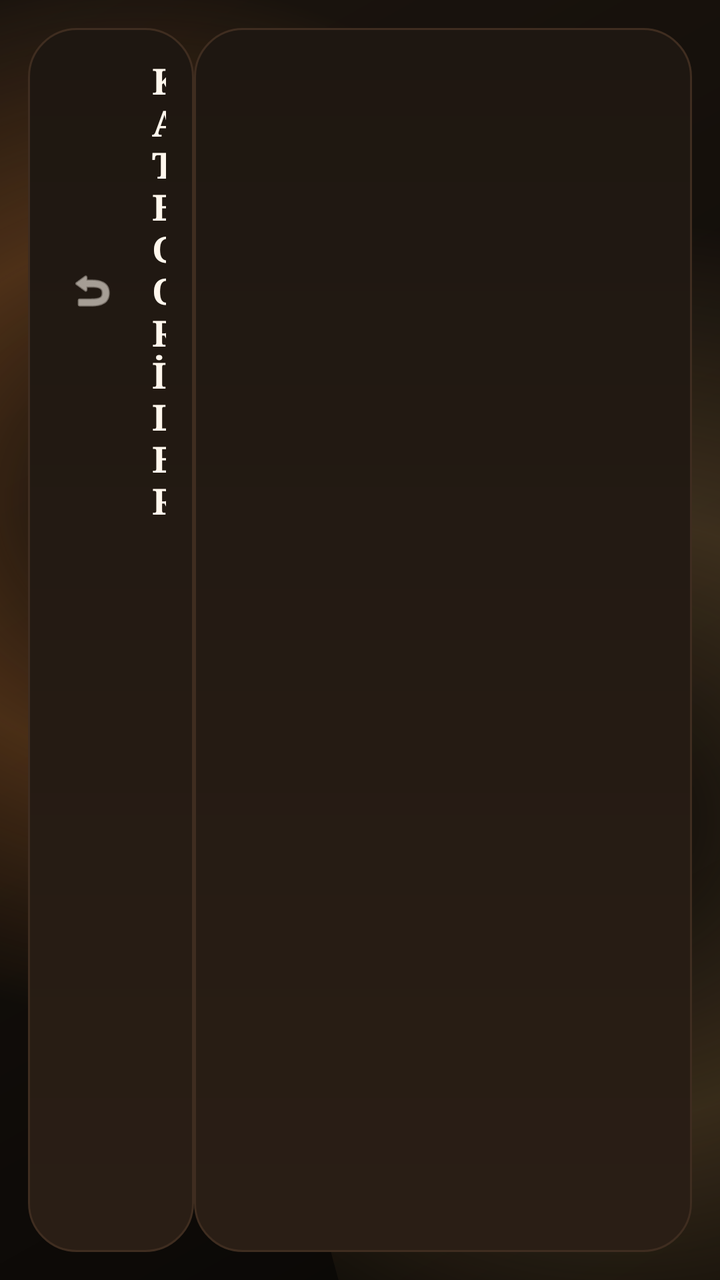
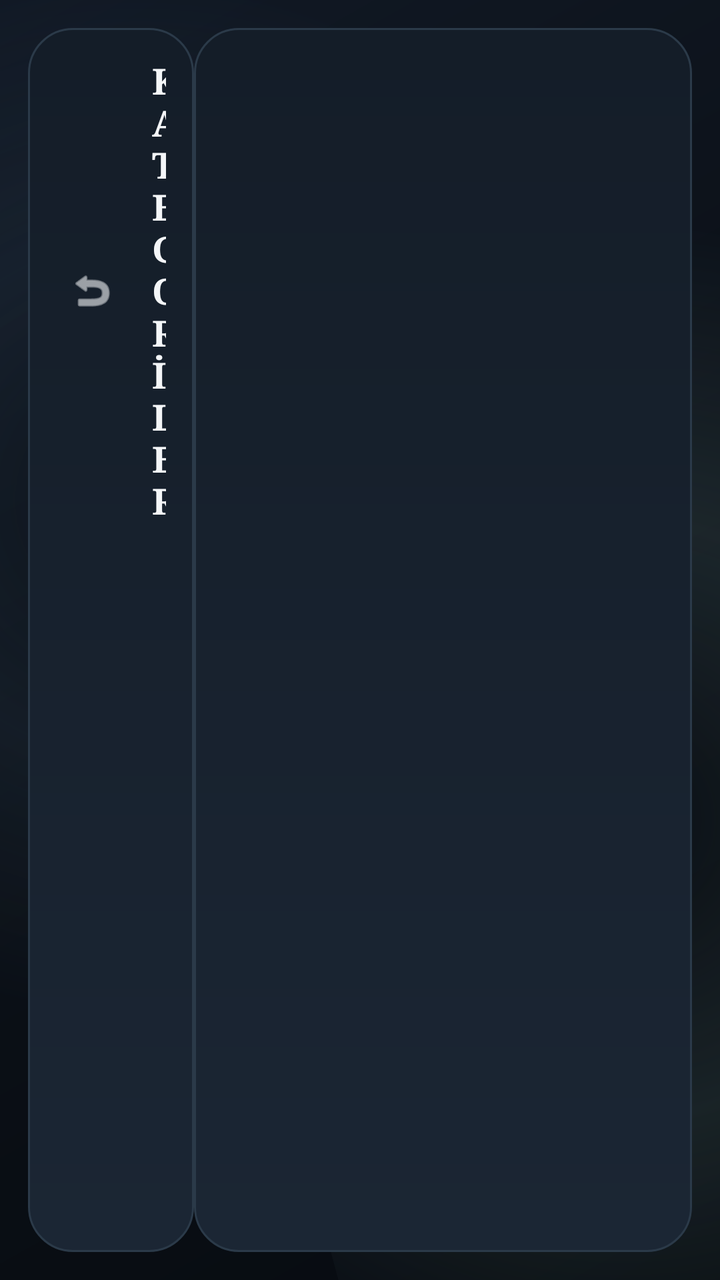

An Android layout rendered at two revisions. The XML below is the earlier revision; the diff shows what the commit changed to produce the second picture.
<!-- AndroidManifest.xml: application theme Theme.UzunsIPTV -->
<!-- res/layout/activity_live_tv.xml -->
<?xml version="1.0" encoding="utf-8"?>
<LinearLayout xmlns:android="http://schemas.android.com/apk/res/android"
    xmlns:app="http://schemas.android.com/apk/res-auto"
    xmlns:tools="http://schemas.android.com/tools"
    android:id="@+id/rootLiveTvLayout"
    android:layout_width="match_parent"
    android:layout_height="match_parent"
    android:orientation="horizontal"
    android:background="@drawable/bg_app_surface"
    android:baselineAligned="false"
    tools:context=".LiveTvActivity">

    <LinearLayout
        android:id="@+id/panelCategories"
        android:layout_width="0dp"
        android:layout_height="match_parent"
        android:layout_weight="0.25"
        android:layout_marginStart="14dp"
        android:layout_marginTop="14dp"
        android:layout_marginBottom="14dp"
        android:orientation="vertical"
        android:background="@drawable/bg_panel_surface"
        android:padding="14dp">

        <LinearLayout
            android:layout_width="match_parent"
            android:layout_height="wrap_content"
            android:orientation="horizontal"
            android:gravity="center_vertical"
            android:paddingBottom="18dp">

            <ImageView
            android:id="@+id/btnBack"
            android:layout_width="36dp"
            android:layout_height="36dp"
            android:src="@android:drawable/ic_menu_revert"
            app:tint="@color/app_text_primary"
            android:background="@drawable/bg_universal_selector"
            android:padding="6dp"
            android:clickable="true"
            android:focusable="true"
            android:scaleType="centerInside"/>

            <TextView
                android:layout_width="wrap_content"
                android:layout_height="wrap_content"
                android:text="KATEGORİLER"
                android:textColor="@color/app_text_primary"
                android:textSize="18sp"
                android:textStyle="bold"
                android:fontFamily="serif"
                android:layout_marginStart="12dp"/>
        </LinearLayout>

        <androidx.recyclerview.widget.RecyclerView
            android:id="@+id/rvCategories"
            android:layout_width="match_parent"
            android:layout_height="match_parent"
            android:nextFocusRight="@+id/rvChannels"
            android:descendantFocusability="afterDescendants"/>

    </LinearLayout>

    <androidx.constraintlayout.widget.ConstraintLayout
        android:id="@+id/contentLivePanel"
        android:layout_width="0dp"
        android:layout_height="match_parent"
        android:layout_weight="0.75"
        android:layout_marginTop="14dp"
        android:layout_marginEnd="14dp"
        android:layout_marginBottom="14dp"
        android:padding="14dp"
        android:background="@drawable/bg_panel_surface">

        <ProgressBar
            android:id="@+id/pbLoading"
            android:layout_width="wrap_content"
            android:layout_height="wrap_content"
            android:indeterminateTint="@color/app_accent"
            app:layout_constraintTop_toTopOf="parent"
            app:layout_constraintBottom_toBottomOf="parent"
            app:layout_constraintStart_toStartOf="parent"
            app:layout_constraintEnd_toEndOf="parent"/>

        <LinearLayout
            android:id="@+id/favActions"
            android:layout_width="match_parent"
            android:layout_height="wrap_content"
            android:orientation="horizontal"
            android:gravity="center_vertical"
            android:background="@drawable/bg_toolbar_surface"
            android:padding="10dp"
            android:visibility="gone"
            app:layout_constraintTop_toTopOf="parent"
            app:layout_constraintStart_toStartOf="parent"
            app:layout_constraintEnd_toEndOf="parent">

            <Button
                android:id="@+id/btnFavAuto"
                android:layout_width="0dp"
                android:layout_height="wrap_content"
                android:layout_weight="1"
                android:text="Oto Atama"
                android:textAllCaps="false"
                android:textColor="@color/app_text_primary"
                android:background="@drawable/bg_universal_selector"/>

            <Space
                android:layout_width="12dp"
                android:layout_height="wrap_content"/>

            <Button
                android:id="@+id/btnFavClear"
                android:layout_width="0dp"
                android:layout_height="wrap_content"
                android:layout_weight="1"
                android:text="Atamaları Sil"
                android:textAllCaps="false"
                android:textColor="@color/app_text_primary"
                android:background="@drawable/bg_universal_selector"/>
        </LinearLayout>

        <androidx.recyclerview.widget.RecyclerView
            android:id="@+id/rvChannels"
            android:layout_width="match_parent"
            android:layout_height="match_parent"
            android:nextFocusLeft="@+id/rvCategories"
            android:descendantFocusability="afterDescendants"
            app:layout_constraintTop_toBottomOf="@id/favActions"/>

    </androidx.constraintlayout.widget.ConstraintLayout>

</LinearLayout>
<!-- resources referenced by this layout -->
<resources>
  <color name="app_accent">#E7B267</color>
  <color name="app_text_primary">#FFF7ED</color>
  <!-- drawable bg_app_surface (drawable) -->
  <?xml version="1.0" encoding="utf-8"?>
  <layer-list xmlns:android="http://schemas.android.com/apk/res/android">
      <item>
          <shape android:shape="rectangle">
              <gradient
                  android:angle="315"
                  android:startColor="@color/app_bg_secondary"
                  android:centerColor="@color/app_bg"
                  android:endColor="#090705" />
          </shape>
      </item>
      <item android:top="-140dp" android:left="-100dp" android:right="120dp">
          <shape android:shape="oval">
              <gradient
                  android:type="radial"
                  android:gradientRadius="260dp"
                  android:centerColor="#55B66A2C"
                  android:endColor="#00120E0A" />
          </shape>
      </item>
      <item android:bottom="-180dp" android:right="-120dp" android:left="140dp">
          <shape android:shape="oval">
              <gradient
                  android:type="radial"
                  android:gradientRadius="300dp"
                  android:centerColor="#33E7B267"
                  android:endColor="#00120E0A" />
          </shape>
      </item>
  </layer-list>
  <!-- drawable bg_panel_surface (drawable) -->
  <?xml version="1.0" encoding="utf-8"?>
  <shape xmlns:android="http://schemas.android.com/apk/res/android" android:shape="rectangle">
      <gradient
          android:angle="90"
          android:startColor="@color/app_panel_strong"
          android:endColor="@color/app_panel" />
      <corners android:radius="24dp" />
      <stroke android:width="1dp" android:color="@color/app_stroke" />
  </shape>
  <!-- drawable bg_toolbar_surface (drawable) -->
  <?xml version="1.0" encoding="utf-8"?>
  <shape xmlns:android="http://schemas.android.com/apk/res/android" android:shape="rectangle">
      <gradient
          android:angle="0"
          android:startColor="#D1261C14"
          android:endColor="#A018120D" />
      <corners android:bottomLeftRadius="28dp" android:bottomRightRadius="28dp" />
      <stroke android:width="1dp" android:color="@color/app_stroke" />
  </shape>
  <!-- drawable bg_universal_selector (drawable) -->
  <?xml version="1.0" encoding="utf-8"?>
  <selector xmlns:android="http://schemas.android.com/apk/res/android">
  
      <item android:state_focused="true">
          <inset
              android:insetLeft="1dp"
              android:insetTop="1dp"
              android:insetRight="1dp"
              android:insetBottom="1dp">
              <shape android:shape="rectangle">
                  <solid android:color="#332A1E15"/>
                  <stroke android:width="2dp" android:color="@color/app_focus" />
                  <corners android:radius="24dp" />
              </shape>
          </inset>
      </item>
  
      <item android:state_pressed="true">
          <inset
              android:insetLeft="1dp"
              android:insetTop="1dp"
              android:insetRight="1dp"
              android:insetBottom="1dp">
              <shape android:shape="rectangle">
                  <solid android:color="#332A1E15"/>
                  <stroke android:width="2dp" android:color="@color/app_accent" />
                  <corners android:radius="24dp" />
              </shape>
          </inset>
      </item>
  
      <item>
          <shape android:shape="rectangle">
              <solid android:color="#00000000"/>
              <stroke android:width="0dp" android:color="#00000000" />
              <corners android:radius="24dp" />
          </shape>
      </item>
  </selector>
  <color name="app_bg_secondary">#1B140E</color>
  <color name="app_bg">#120E0A</color>
  <color name="app_panel_strong">#2A1E15</color>
  <color name="app_panel">#1E1711</color>
  <color name="app_stroke">#3F2D20</color>
  <color name="app_focus">#FFF2D8</color>
  <style name="Base.Theme.UzunsIPTV" parent="Theme.Material3.DayNight.NoActionBar">
          <item name="colorPrimary">@color/app_accent</item>
          <item name="colorOnPrimary">@color/login_button_text</item>
          <item name="colorSecondary">@color/app_accent_deep</item>
          <item name="colorOnSecondary">@color/app_text_primary</item>
          <item name="android:windowBackground">@color/app_bg</item>
          <item name="android:statusBarColor">@android:color/transparent</item>
          <item name="android:navigationBarColor">@color/app_bg</item>
          <item name="android:windowLightStatusBar">false</item>
          <item name="android:textColorPrimary">@color/app_text_primary</item>
          <item name="android:textColorSecondary">@color/app_text_secondary</item>
          <item name="materialCardViewStyle">@style/Uzuns.Card</item>
      </style>
  <color name="app_accent_deep">#B66A2C</color>
  <color name="app_text_secondary">#D9C7B4</color>
  <style name="Uzuns.Card" parent="Widget.Material3.CardView.Elevated">
          <item name="cardBackgroundColor">@color/app_card</item>
          <item name="cardCornerRadius">24dp</item>
          <item name="cardElevation">0dp</item>
      </style>
  <color name="app_card">#251B13</color>
  <!-- unchanged entries left out for length: 1 -->
</resources>

<!-- the commit's change to res/layout/activity_live_tv.xml (unified diff, before → after) -->
@@ -27,7 +27,7 @@
             android:layout_height="wrap_content"
             android:orientation="horizontal"
             android:gravity="center_vertical"
-            android:paddingBottom="18dp">
+            android:paddingBottom="8dp">
 
             <ImageView
             android:id="@+id/btnBack"
<!-- resource entries referenced after the edit -->
@@ -1,7 +1,7 @@
 <!-- resources referenced by this layout -->
 <resources>
-  <color name="app_accent">#E7B267</color>
-  <color name="app_text_primary">#FFF7ED</color>
+  <color name="app_accent">#7FA9A3</color>
+  <color name="app_text_primary">#F4F6F8</color>
   <!-- drawable bg_app_surface (drawable) -->
   <?xml version="1.0" encoding="utf-8"?>
   <layer-list xmlns:android="http://schemas.android.com/apk/res/android">
@@ -11,7 +11,7 @@
                   android:angle="315"
                   android:startColor="@color/app_bg_secondary"
                   android:centerColor="@color/app_bg"
-                  android:endColor="#090705" />
+                  android:endColor="#070B10" />
           </shape>
       </item>
       <item android:top="-140dp" android:left="-100dp" android:right="120dp">
@@ -19,8 +19,8 @@
               <gradient
                   android:type="radial"
                   android:gradientRadius="260dp"
-                  android:centerColor="#55B66A2C"
-                  android:endColor="#00120E0A" />
+                  android:centerColor="#263F5B72"
+                  android:endColor="#000B1017" />
           </shape>
       </item>
       <item android:bottom="-180dp" android:right="-120dp" android:left="140dp">
@@ -28,8 +28,8 @@
               <gradient
                   android:type="radial"
                   android:gradientRadius="300dp"
-                  android:centerColor="#33E7B267"
-                  android:endColor="#00120E0A" />
+                  android:centerColor="#247FA9A3"
+                  android:endColor="#000B1017" />
           </shape>
       </item>
   </layer-list>
@@ -40,7 +40,7 @@
           android:angle="90"
           android:startColor="@color/app_panel_strong"
           android:endColor="@color/app_panel" />
-      <corners android:radius="24dp" />
+      <corners android:radius="22dp" />
       <stroke android:width="1dp" android:color="@color/app_stroke" />
   </shape>
   <!-- drawable bg_toolbar_surface (drawable) -->
@@ -48,9 +48,9 @@
   <shape xmlns:android="http://schemas.android.com/apk/res/android" android:shape="rectangle">
       <gradient
           android:angle="0"
-          android:startColor="#D1261C14"
-          android:endColor="#A018120D" />
-      <corners android:bottomLeftRadius="28dp" android:bottomRightRadius="28dp" />
+          android:startColor="#F01B2634"
+          android:endColor="#E0141D28" />
+      <corners android:radius="20dp" />
       <stroke android:width="1dp" android:color="@color/app_stroke" />
   </shape>
   <!-- drawable bg_universal_selector (drawable) -->
@@ -64,9 +64,9 @@
               android:insetRight="1dp"
               android:insetBottom="1dp">
               <shape android:shape="rectangle">
-                  <solid android:color="#332A1E15"/>
+                  <solid android:color="#661B2634"/>
                   <stroke android:width="2dp" android:color="@color/app_focus" />
-                  <corners android:radius="24dp" />
+                  <corners android:radius="18dp" />
               </shape>
           </inset>
       </item>
@@ -78,9 +78,9 @@
               android:insetRight="1dp"
               android:insetBottom="1dp">
               <shape android:shape="rectangle">
-                  <solid android:color="#332A1E15"/>
+                  <solid android:color="#801B2634"/>
                   <stroke android:width="2dp" android:color="@color/app_accent" />
-                  <corners android:radius="24dp" />
+                  <corners android:radius="18dp" />
               </shape>
           </inset>
       </item>
@@ -89,16 +89,16 @@
           <shape android:shape="rectangle">
               <solid android:color="#00000000"/>
               <stroke android:width="0dp" android:color="#00000000" />
-              <corners android:radius="24dp" />
+              <corners android:radius="18dp" />
           </shape>
       </item>
   </selector>
-  <color name="app_bg_secondary">#1B140E</color>
-  <color name="app_bg">#120E0A</color>
-  <color name="app_panel_strong">#2A1E15</color>
-  <color name="app_panel">#1E1711</color>
-  <color name="app_stroke">#3F2D20</color>
-  <color name="app_focus">#FFF2D8</color>
+  <color name="app_bg_secondary">#111925</color>
+  <color name="app_bg">#0B1017</color>
+  <color name="app_panel_strong">#1B2634</color>
+  <color name="app_panel">#141D28</color>
+  <color name="app_stroke">#2B3A49</color>
+  <color name="app_focus">#E7D7B8</color>
   <style name="Base.Theme.UzunsIPTV" parent="Theme.Material3.DayNight.NoActionBar">
           <item name="colorPrimary">@color/app_accent</item>
           <item name="colorOnPrimary">@color/login_button_text</item>
@@ -110,16 +110,18 @@
           <item name="android:windowLightStatusBar">false</item>
           <item name="android:textColorPrimary">@color/app_text_primary</item>
           <item name="android:textColorSecondary">@color/app_text_secondary</item>
+          <item name="android:fontFamily">sans-serif</item>
+          <item name="android:windowActionModeOverlay">true</item>
           <item name="materialCardViewStyle">@style/Uzuns.Card</item>
       </style>
-  <color name="app_accent_deep">#B66A2C</color>
-  <color name="app_text_secondary">#D9C7B4</color>
+  <color name="app_accent_deep">#587E7A</color>
+  <color name="app_text_secondary">#C4CDD6</color>
   <style name="Uzuns.Card" parent="Widget.Material3.CardView.Elevated">
           <item name="cardBackgroundColor">@color/app_card</item>
-          <item name="cardCornerRadius">24dp</item>
+          <item name="cardCornerRadius">20dp</item>
           <item name="cardElevation">0dp</item>
       </style>
-  <color name="app_card">#251B13</color>
+  <color name="app_card">#18222E</color>
   <!-- unchanged entries left out for length: 1 -->
 </resources>
 
